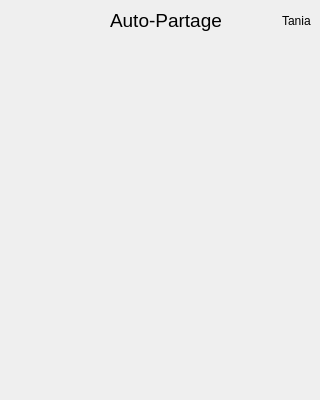
First picture: the form in userinterface.ui, repository gnuvince/IFT2905-Project, before the edit.
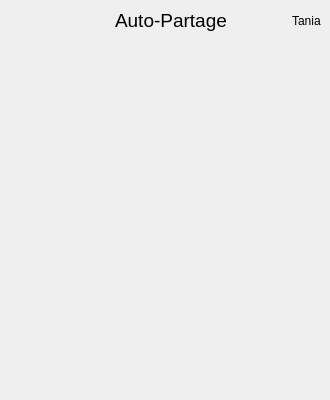
Second picture: the form after the edit. Icons and pictures are not drawn.

```diff
--- a/userinterface.ui
+++ b/userinterface.ui
@@ -6,7 +6,7 @@
    <rect>
     <x>0</x>
     <y>0</y>
-    <width>320</width>
+    <width>330</width>
     <height>400</height>
    </rect>
   </property>
```
